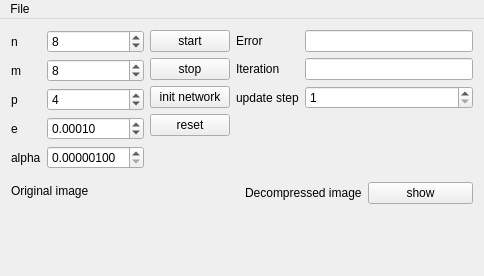
Before: the Qt Designer form lab1/mainwindow.ui in asvitenkov/MRZ-Part-2, drawn with Qt 5.
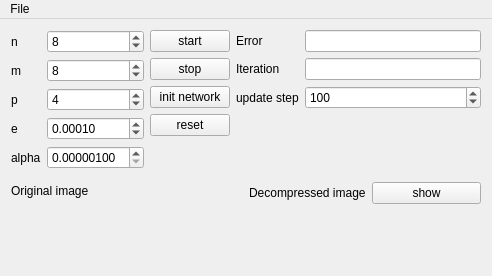
After: the same form once the commit is applied.

What changed in the file:
```diff
--- a/lab1/mainwindow.ui
+++ b/lab1/mainwindow.ui
@@ -6,7 +6,7 @@
    <rect>
     <x>0</x>
     <y>0</y>
-    <width>484</width>
+    <width>492</width>
     <height>276</height>
    </rect>
   </property>
@@ -176,10 +176,18 @@
            </widget>
           </item>
           <item row="0" column="1">
-           <widget class="QLineEdit" name="error"/>
+           <widget class="QLineEdit" name="error">
+            <property name="readOnly">
+             <bool>true</bool>
+            </property>
+           </widget>
           </item>
           <item row="1" column="1">
-           <widget class="QLineEdit" name="iteration"/>
+           <widget class="QLineEdit" name="iteration">
+            <property name="readOnly">
+             <bool>true</bool>
+            </property>
+           </widget>
           </item>
           <item row="2" column="1">
            <widget class="QSpinBox" name="updateStep">
@@ -192,6 +200,9 @@
             <property name="singleStep">
              <number>100</number>
             </property>
+            <property name="value">
+             <number>100</number>
+            </property>
            </widget>
           </item>
           <item row="2" column="0">
@@ -281,7 +292,7 @@
     <rect>
      <x>0</x>
      <y>0</y>
-     <width>484</width>
+     <width>492</width>
      <height>25</height>
     </rect>
    </property>
```
